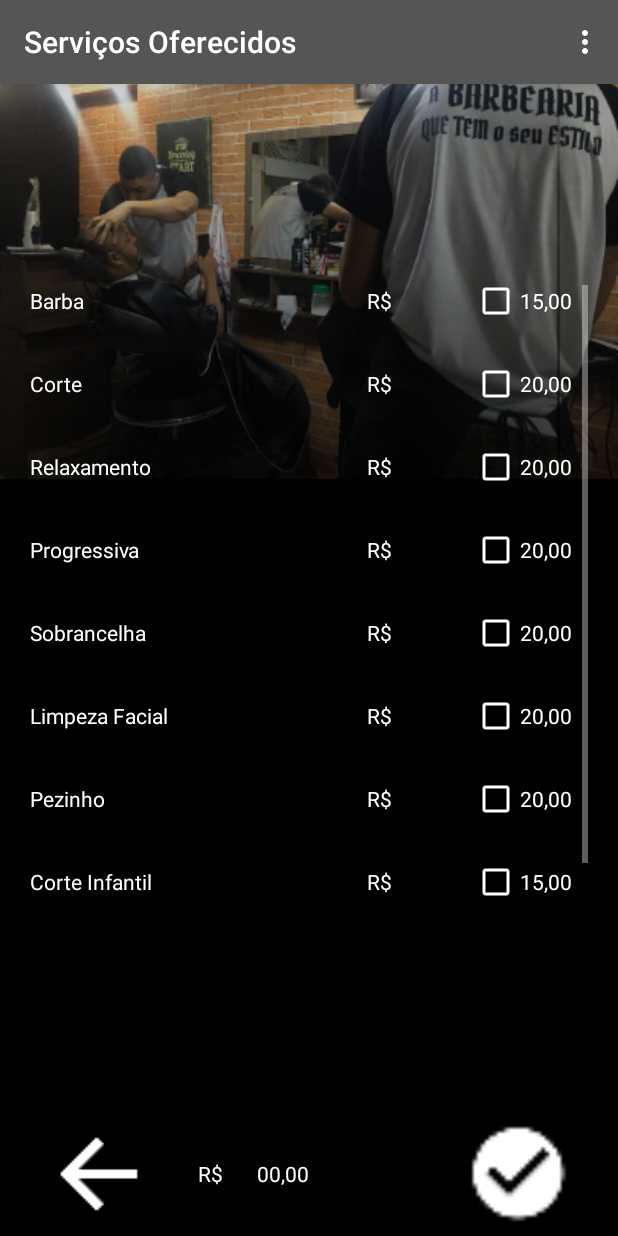
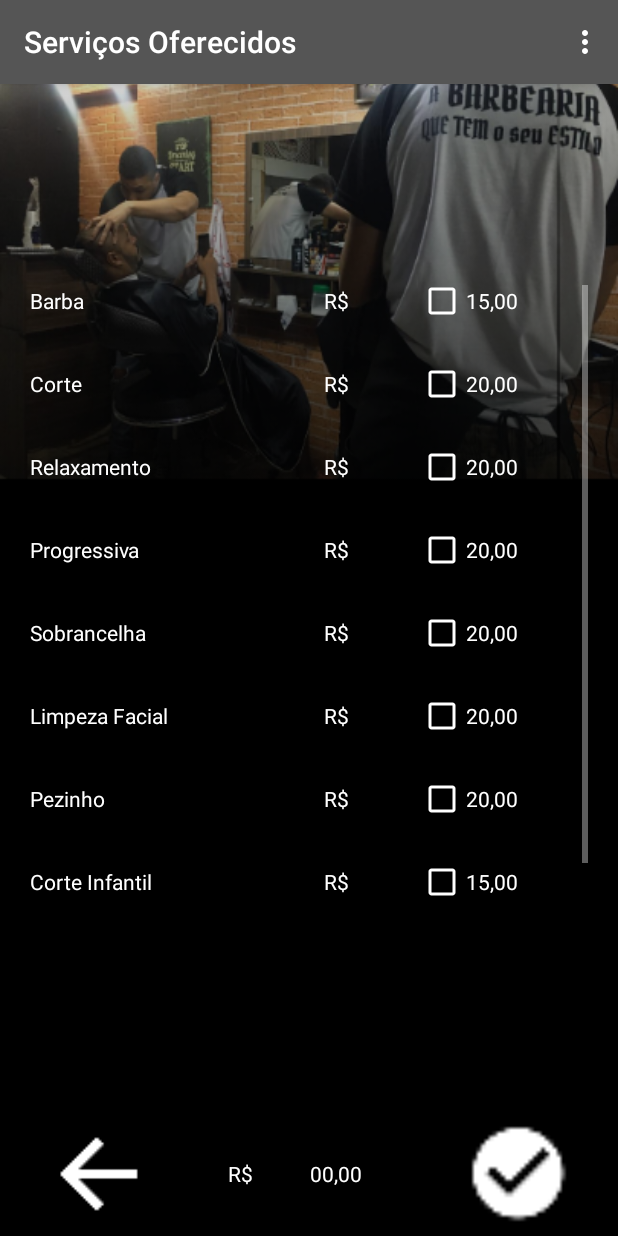
Before and after one commit to SantiagoSilvestre/BarbeirosEmGloria, an Android app: the screen it shows after launch once a user with an empty profile is signed in (Servico), after a tap on an icon or button, on a phone screen of 412 x 824 dp. Run offline under Robolectric (Android 15) with nearby library versions, the phone set to English and light mode, and no system bars; our stand-ins replace Firebase (no records; nobody signed in at launch, a user with empty details on screens opened directly); 9 statements that could not run were skipped.

Commit message:
Aplicação na activity Splash

```diff
--- a/app/src/main/AndroidManifest.xml
+++ b/app/src/main/AndroidManifest.xml
@@ -17,14 +17,14 @@
         <activity android:name=".activity.Sugestoes"></activity>
         <activity android:name=".activity.MeusAgendamentos" />
         <activity android:name=".activity.Promocoes" />
-        <activity android:name=".activity.Login">
+        <activity android:name=".activity.Splash">
             <intent-filter>
                 <action android:name="android.intent.action.MAIN" />
 
                 <category android:name="android.intent.category.LAUNCHER" />
             </intent-filter>
         </activity>
-        <activity android:name=".activity.Splash" />
+        <activity android:name=".activity.Login" />
         <activity android:name=".activity.ListaHorarios" />
         <activity android:name=".activity.MainActivity" />
         <activity android:name=".activity.Barbeiros" />
--- a/app/src/main/java/com/babeirosemgloria/barbergloria/activity/Login.java
+++ b/app/src/main/java/com/babeirosemgloria/barbergloria/activity/Login.java
@@ -166,44 +166,4 @@ public class Login extends AppCompatActivity {
         finish();
     }
 
-    /*
-    public void verifica(){
-
-        firebase = ConfiguracaoFirebase.getFirebase()
-                .child("usuarios")
-                .child( identificarUsuarioLogado );
-
-        Intent intent = new Intent(Login.this, MainActivity.class);
-        startActivity(intent);
-        finish();
-
-
-        firebase.addValueEventListener(new ValueEventListener() {
-            @Override
-            public void onDataChange(@NonNull DataSnapshot dataSnapshot) {
-                String i =  dataSnapshot.getValue().toString();
-                if (i.equals("usuario")) {
-                    Log.i("testeVariavel", identificarUsuarioLogado);
-                    verificaPg();
-                } if (i.equals("administrador")) {
-                    Log.i("testeVariavel", identificarUsuarioLogado);
-                    Intent intent = new Intent(Login.this, MainActivity.class);
-                    startActivity(intent);
-                    finish();
-                }
-
-            }
-
-            @Override
-            public void onCancelled(@NonNull DatabaseError databaseError) {
-
-            }
-        });
-
-
-
-    }
-
-     */
-
 }
--- a/app/src/main/java/com/babeirosemgloria/barbergloria/activity/Splash.java
+++ b/app/src/main/java/com/babeirosemgloria/barbergloria/activity/Splash.java
@@ -5,6 +5,8 @@ import androidx.appcompat.app.AppCompatActivity;
 
 import android.content.Intent;
 import android.os.Bundle;
+import android.os.Handler;
+import android.os.Message;
 
 import com.babeirosemgloria.barbergloria.R;
 import com.babeirosemgloria.barbergloria.config.ConfiguracaoFirebase;
@@ -31,13 +33,24 @@ public class Splash extends AppCompatActivity {
         autenticacao = ConfiguracaoFirebase.getFirebaseAutenticacao();
 
         if (autenticacao.getCurrentUser() == null) {
-            Intent intent = new Intent(Splash.this, Login.class);
-            startActivity(intent);
-            finish();
+            final int MILISEGUNDOS = 3000;
+            new Handler().postDelayed(new Runnable(){
+                @Override
+                public void run() {
+                    Intent i = new Intent(Splash.this, Login.class);
+                    Splash.this.startActivity(i);
+                }
+            }, MILISEGUNDOS);
         } else {
-            Intent intent = new Intent(Splash.this, MainActivity.class);
-            startActivity(intent);
-            finish();
+
+            final int MILISEGUNDOS = 3000;
+            new Handler().postDelayed(new Runnable(){
+                @Override
+                public void run() {
+                    Intent i = new Intent(Splash.this, MainActivity.class);
+                    Splash.this.startActivity(i);
+                }
+            }, MILISEGUNDOS);
         }
 
 
--- a/app/src/main/res/layout/activity_barbeiros.xml
+++ b/app/src/main/res/layout/activity_barbeiros.xml
@@ -25,7 +25,7 @@
             android:id="@+id/txtBarb"
             android:layout_width="match_parent"
             android:layout_height="wrap_content"
-            android:layout_marginTop="130dp"
+            android:layout_marginTop="50dp"
             android:layout_marginBottom="10dp"
             android:text="@string/selecioneBarb"
             android:textAlignment="center"
@@ -35,7 +35,7 @@
         <LinearLayout
             android:layout_width="match_parent"
             android:layout_height="405dp"
-            android:layout_gravity="bottom"
+            android:layout_gravity="center"
             android:gravity="center"
             android:orientation="vertical"
             app:layout_constraintBottom_toTopOf="@+id/btnCancelar"
--- a/app/src/main/res/layout/activity_main.xml
+++ b/app/src/main/res/layout/activity_main.xml
@@ -18,9 +18,9 @@
         <LinearLayout
             android:id="@+id/linearLayout4"
             android:layout_width="match_parent"
-            android:layout_height="522dp"
+            android:layout_height="294dp"
             android:layout_alignParentBottom="true"
-            android:layout_marginBottom="-5dp"
+            android:layout_marginBottom="70dp"
             android:gravity="center"
             android:orientation="vertical"
             app:layout_constraintBottom_toBottomOf="parent"
@@ -74,6 +74,7 @@
                     android:background="@mipmap/btnservico"
                     tools:layout_editor_absoluteX="0dp"
                     tools:layout_editor_absoluteY="16dp" />
+
                 <Button
                     android:id="@+id/btnBarbeiro"
                     android:layout_width="110dp"
--- a/app/src/main/res/layout/activity_servico.xml
+++ b/app/src/main/res/layout/activity_servico.xml
@@ -30,14 +30,14 @@
 
             <TextView
                 android:id="@+id/textoBarba"
-                android:layout_width="214dp"
+                android:layout_width="150dp"
                 android:layout_height="wrap_content"
                 android:layout_weight="1"
                 android:text="@string/txtBarba"
                 android:textColor="@color/colorAccent" />
 
             <TextView
-                android:layout_width="59dp"
+                android:layout_width="wrap_content"
                 android:layout_height="wrap_content"
                 android:layout_weight="1"
                 android:text="@string/txtSimbolo"
@@ -63,14 +63,14 @@
 
             <TextView
                 android:id="@+id/textoCorte"
-                android:layout_width="214dp"
+                android:layout_width="150dp"
                 android:layout_height="wrap_content"
                 android:layout_weight="1"
                 android:text="@string/txtCorte"
                 android:textColor="@color/colorAccent" />
 
             <TextView
-                android:layout_width="59dp"
+                android:layout_width="wrap_content"
                 android:layout_height="wrap_content"
                 android:layout_weight="1"
                 android:text="@string/txtSimbolo"
@@ -95,14 +95,14 @@
 
             <TextView
                 android:id="@+id/textoRelaxamento"
-                android:layout_width="214dp"
+                android:layout_width="150dp"
                 android:layout_height="wrap_content"
                 android:layout_weight="1"
                 android:text="@string/txtRelaxamento"
                 android:textColor="@color/colorAccent" />
 
             <TextView
-                android:layout_width="59dp"
+                android:layout_width="wrap_content"
                 android:layout_height="wrap_content"
                 android:layout_weight="1"
                 android:text="@string/txtSimbolo"
@@ -127,14 +127,14 @@
 
             <TextView
                 android:id="@+id/textoProgessiva"
-                android:layout_width="214dp"
+                android:layout_width="150dp"
                 android:layout_height="wrap_content"
                 android:layout_weight="1"
                 android:text="@string/txtProgressiva"
                 android:textColor="@color/colorAccent" />
 
             <TextView
-                android:layout_width="59dp"
+                android:layout_width="wrap_content"
                 android:layout_height="wrap_content"
                 android:layout_weight="1"
                 android:text="@string/txtSimbolo"
@@ -160,14 +160,14 @@
 
             <TextView
                 android:id="@+id/textoSombrancelha"
-                android:layout_width="214dp"
+                android:layout_width="150dp"
                 android:layout_height="wrap_content"
                 android:layout_weight="1"
                 android:text="@string/txtsobrancelha"
                 android:textColor="@color/colorAccent" />
 
             <TextView
-                android:layout_width="59dp"
+                android:layout_width="wrap_content"
                 android:layout_height="wrap_content"
                 android:layout_weight="1"
                 android:text="@string/txtSimbolo"
@@ -191,14 +191,14 @@
 
             <TextView
                 android:id="@+id/textoLimpeza"
-                android:layout_width="214dp"
+                android:layout_width="150dp"
                 android:layout_height="wrap_content"
                 android:layout_weight="1"
                 android:text="@string/txtlimpezafacial"
                 android:textColor="@color/colorAccent" />
 
             <TextView
-                android:layout_width="59dp"
+                android:layout_width="wrap_content"
                 android:layout_height="wrap_content"
                 android:layout_weight="1"
                 android:text="@string/txtSimbolo"
@@ -222,14 +222,14 @@
 
             <TextView
                 android:id="@+id/textoPezinho"
-                android:layout_width="214dp"
+                android:layout_width="150dp"
                 android:layout_height="wrap_content"
                 android:layout_weight="1"
                 android:text="@string/txtpezinho"
                 android:textColor="@color/colorAccent" />
 
             <TextView
-                android:layout_width="59dp"
+                android:layout_width="wrap_content"
                 android:layout_height="wrap_content"
                 android:layout_weight="1"
                 android:text="@string/txtSimbolo"
@@ -254,14 +254,14 @@
 
             <TextView
                 android:id="@+id/textoInfantil"
-                android:layout_width="214dp"
+                android:layout_width="150dp"
                 android:layout_height="wrap_content"
                 android:layout_weight="1"
                 android:text="@string/txtCorteinfantil"
                 android:textColor="@color/colorAccent" />
 
             <TextView
-                android:layout_width="59dp"
+                android:layout_width="wrap_content"
                 android:layout_height="wrap_content"
                 android:layout_weight="1"
                 android:text="@string/txtSimbolo"
@@ -286,14 +286,14 @@
 
             <TextView
                 android:id="@+id/textoLuzes"
-                android:layout_width="214dp"
+                android:layout_width="150dp"
                 android:layout_height="wrap_content"
                 android:layout_weight="1"
                 android:text="@string/txtLuzes"
                 android:textColor="@color/colorAccent" />
 
             <TextView
-                android:layout_width="59dp"
+                android:layout_width="wrap_content"
                 android:layout_height="wrap_content"
                 android:layout_weight="1"
                 android:text="@string/txtSimbolo"
@@ -332,22 +332,22 @@
             android:layout_height="72dp"
             android:background="@drawable/ic_action_arrow_left"
             android:layout_marginLeft="30dp"
-            android:layout_marginRight="30dp"
             android:textColor="@color/colorPrimaryDark"
             android:textColorHighlight="@color/colorPrimaryDark"
             android:textColorLink="@color/colorPrimaryDark"
             />
 
         <TextView
-            android:layout_width="50dp"
-            android:layout_height="21dp"
+            android:layout_width="wrap_content"
+            android:layout_height="wrap_content"
+            android:layout_marginLeft="50dp"
             android:layout_weight="1"
             android:text="@string/txtSimbolo"
             android:textColor="@color/colorAccent" />
 
         <TextView
             android:id="@+id/txtValor"
-            android:layout_width="70dp"
+            android:layout_width="wrap_content"
             android:layout_height="wrap_content"
             android:layout_weight="1"
             android:text="@string/textValor"
@@ -360,7 +360,7 @@
             android:background="@drawable/ic_check_circle"
             android:textColor="@color/colorPrimaryDark"
             android:textColorHighlight="@color/colorPrimaryDark"
-            android:layout_marginLeft="80dp"
+            android:layout_marginLeft="30dp"
             android:layout_marginRight="30dp"
             android:textColorLink="@color/colorPrimaryDark"
             />
```
Also changed, not shown: app/src/main/res/layout/activity_lista_horarios.xml (+6 -6 lines), app/src/main/res/layout/activity_promocoes.xml (+11 -11 lines), app/src/main/res/layout/activity_splash.xml (+13 -7 lines), app/src/main/res/layout/activity_sugestoes.xml (+5 -3 lines).
